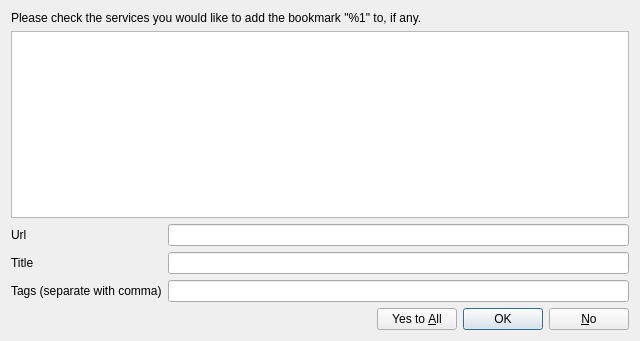
Old version of the form src/plugins/poshuku/plugins/onlinebookmarks/bookmarksdialog.ui in the repository 0xd34df00d/leechcraft.
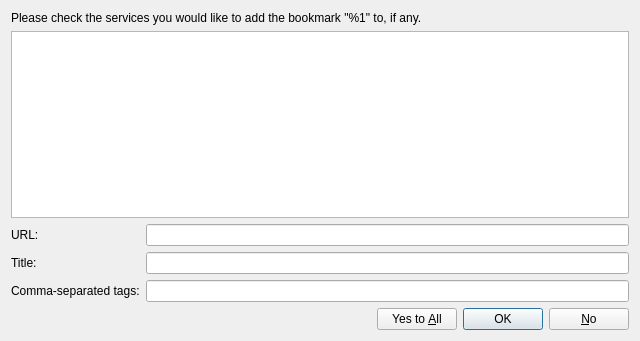
New version of the form.

Commit message: Poshuku OnlineBookmarks: fixed typos.

What changed in the file:
```diff
--- a/src/plugins/poshuku/plugins/onlinebookmarks/bookmarksdialog.ui
+++ b/src/plugins/poshuku/plugins/onlinebookmarks/bookmarksdialog.ui
@@ -11,54 +11,58 @@
    </rect>
   </property>
   <property name="windowTitle">
-   <string>Leechcraft</string>
+   <string>Send bookmarks to online storage</string>
   </property>
-  <layout class="QGridLayout" name="gridLayout">
-   <item row="0" column="0" colspan="2">
+  <layout class="QVBoxLayout" name="verticalLayout">
+   <item>
     <widget class="QLabel" name="Ask_">
      <property name="text">
       <string>Please check the services you would like to add the bookmark &quot;%1&quot; to, if any.</string>
      </property>
     </widget>
    </item>
-   <item row="1" column="0" colspan="2">
+   <item>
     <widget class="QTreeView" name="ServicesView_"/>
    </item>
-   <item row="2" column="0">
+   <item>
+    <layout class="QFormLayout" name="formLayout">
+     <item row="0" column="0">
     <widget class="QLabel" name="label_2">
      <property name="text">
-      <string>Url</string>
+        <string>URL:</string>
      </property>
     </widget>
    </item>
-   <item row="2" column="1">
+     <item row="0" column="1">
     <widget class="QLineEdit" name="URL_">
      <property name="readOnly">
       <bool>true</bool>
      </property>
     </widget>
    </item>
-   <item row="3" column="0">
+     <item row="1" column="0">
     <widget class="QLabel" name="label_3">
      <property name="text">
-      <string>Title</string>
+        <string>Title:</string>
      </property>
     </widget>
    </item>
-   <item row="3" column="1">
+     <item row="1" column="1">
     <widget class="QLineEdit" name="Title_"/>
    </item>
-   <item row="4" column="0">
+     <item row="2" column="0">
     <widget class="QLabel" name="label_4">
      <property name="text">
-      <string>Tags (separate with comma)</string>
+        <string>Comma-separated tags:</string>
      </property>
     </widget>
    </item>
-   <item row="4" column="1">
+     <item row="2" column="1">
     <widget class="QLineEdit" name="Tags_"/>
    </item>
-   <item row="5" column="0" colspan="2">
+    </layout>
+   </item>
+   <item>
     <widget class="QDialogButtonBox" name="Buttons_">
      <property name="orientation">
       <enum>Qt::Horizontal</enum>
```
Lines whose indentation alone changed are shown as unchanged. The commit also changes 1 other file.
